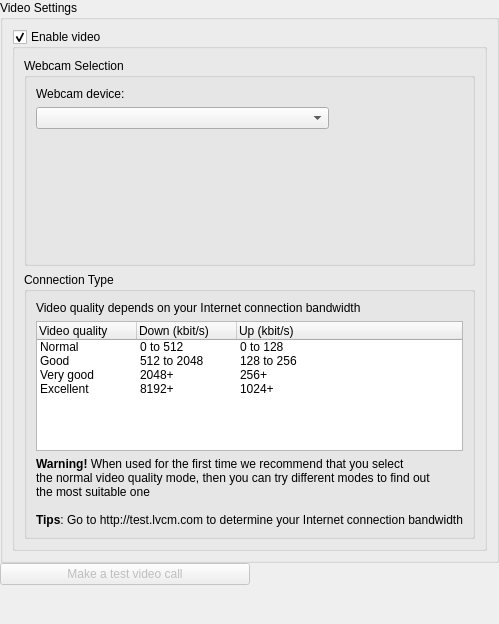
Above: wengophone/src/presentation/qt/config/VideoSettings.ui from tkrotoff/WengoPhone before the change. Below: the same form after it.
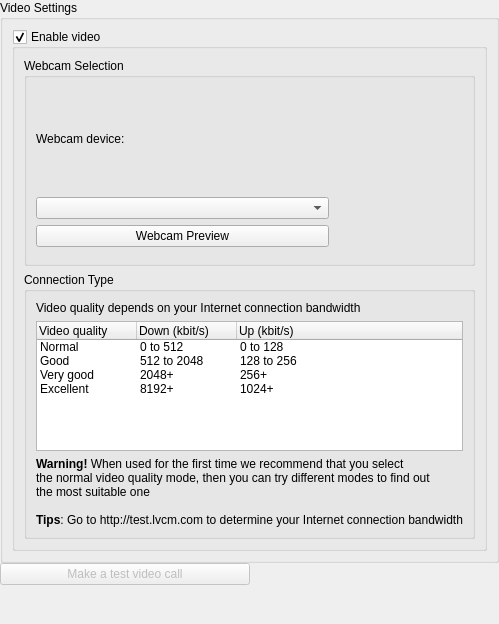
That is the form after the change. Icons and pictures are not drawn.

Commit message: Webcam preview button inside VideoSettings.ui is back Before latency due to webcam initialization was too big for not having a preview button

The edit to the form file:
```diff
--- a/wengophone/src/presentation/qt/config/VideoSettings.ui
+++ b/wengophone/src/presentation/qt/config/VideoSettings.ui
@@ -69,19 +69,6 @@
               <property name="spacing" >
                <number>6</number>
               </property>
-              <item row="2" column="0" >
-               <spacer>
-                <property name="orientation" >
-                 <enum>Qt::Vertical</enum>
-                </property>
-                <property name="sizeHint" >
-                 <size>
-                  <width>20</width>
-                  <height>40</height>
-                 </size>
-                </property>
-               </spacer>
-              </item>
               <item row="0" column="0" >
                <widget class="QLabel" name="label_3" >
                 <property name="text" >
@@ -89,6 +76,20 @@
                 </property>
                </widget>
               </item>
+              <item row="3" column="0" >
+               <spacer>
+                <property name="orientation" >
+                 <enum>Qt::Vertical</enum>
+                </property>
+               </spacer>
+              </item>
+              <item row="2" column="0" >
+               <widget class="QPushButton" name="webcamPreviewButton" >
+                <property name="text" >
+                 <string>Webcam Preview</string>
+                </property>
+               </widget>
+              </item>
               <item row="1" column="0" >
                <widget class="QComboBox" name="webcamDeviceComboBox" />
               </item>
```
Left out of the diff: 20 changed lines with no effect on the pictures. The commit also changes 2 other files.
